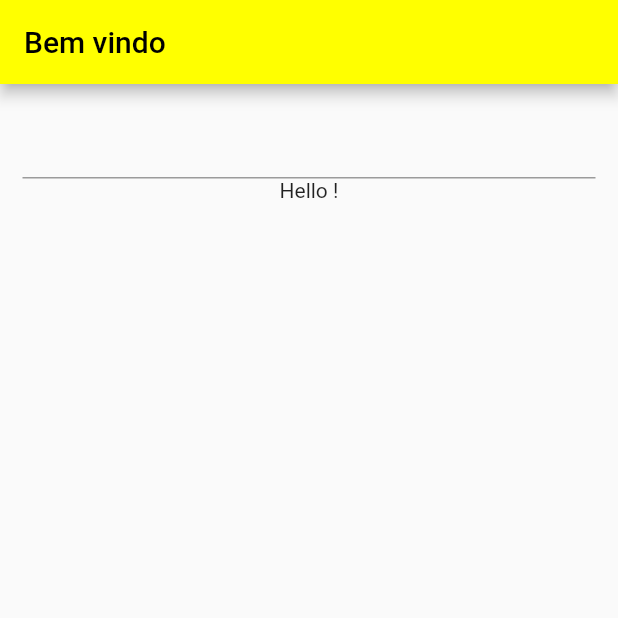
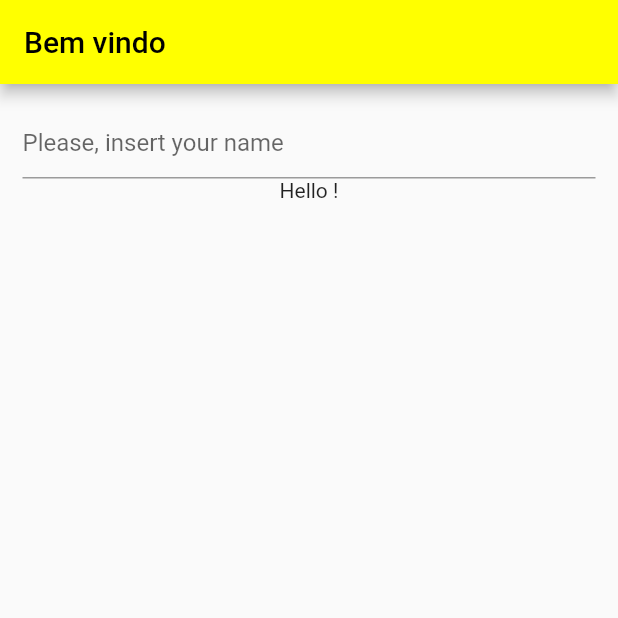
Before and after one commit to raloliver/flupg, a Flutter app: the screen it shows after launch, on a phone screen of 412 x 824 dp, the top half of it. Run offline on Flutter 3.47's test engine with Material 2 defaults, Android fonts, the phone set to English and light mode, and no system bars.

Commit message:
Add hintText

```diff
--- a/lib/main.dart
+++ b/lib/main.dart
@@ -40,6 +40,9 @@ class _HelloYouState extends State<HelloYou> {
         child: Column(
           children: <Widget>[
             TextField(
+              decoration: InputDecoration(
+                hintText: 'Please, insert your name'
+              ),
               onChanged: (String string) {
                 setState(() {
                   name = string;
```
